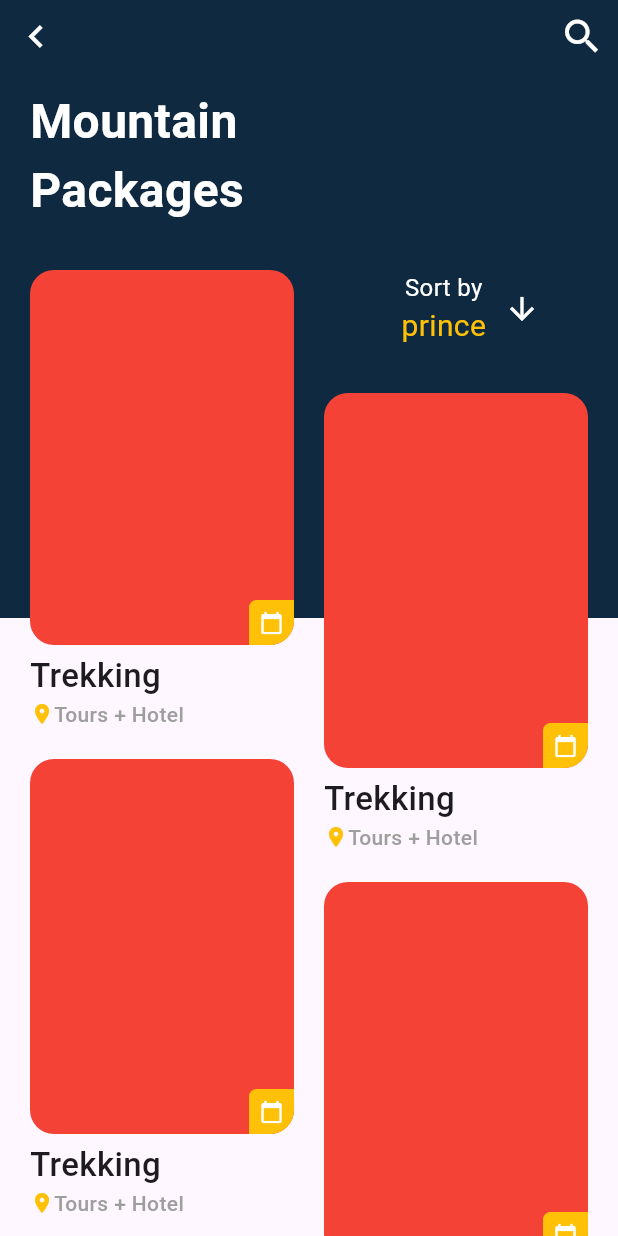
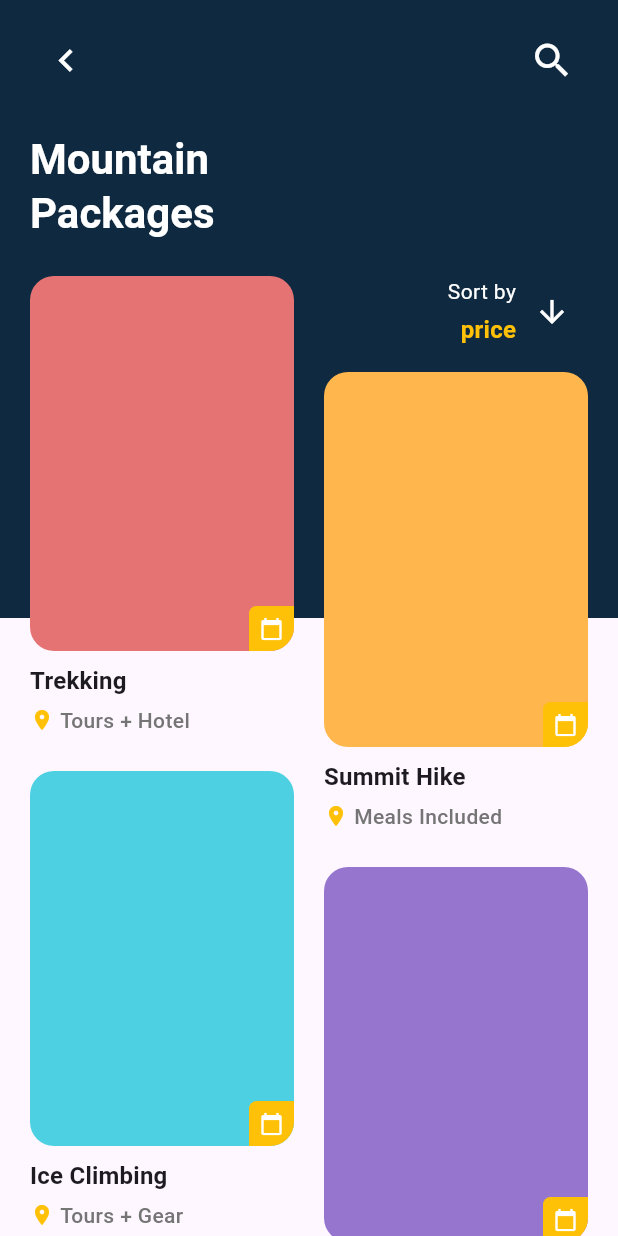
Before and after one commit to mn329/practice1, a Flutter app: the screen it shows after launch, on a phone screen of 412 x 824 dp. Run offline on Flutter 3.47's test engine with Material 3 defaults, Android fonts, the phone set to English and light mode, and no system bars.

Commit message:
refactor:リファクタリングを行って変更内容をREADMEにまとめた

```diff
--- a/lib/main.dart
+++ b/lib/main.dart
@@ -11,23 +11,13 @@ class MyApp extends StatelessWidget {
   @override
   Widget build(BuildContext context) {
     return MaterialApp(
-      title: 'Flutter Demo',
+      title: 'Mountain Packages',
       theme: ThemeData(
         colorScheme: ColorScheme.fromSeed(seedColor: Colors.deepPurple),
         useMaterial3: true,
       ),
-      home: const MyHomePage(),
+      debugShowCheckedModeBanner: false,
+      home: const HomeView(),
     );
   }
 }
-
-class MyHomePage extends StatelessWidget {
-  const MyHomePage({super.key});
-
-  @override
-  Widget build(BuildContext context) {
-    return MaterialApp(
-      home: home_view(),
-    );
-  }
-}
--- a/lib/view/home_view.dart
+++ b/lib/view/home_view.dart
@@ -1,120 +1,240 @@
 import 'package:flutter/material.dart';
 import 'package:practice1/widget/card_widget.dart';
 
-class home_view extends StatelessWidget {
-  const home_view({
-    super.key,
-  });
+class HomeView extends StatelessWidget {
+  const HomeView({super.key});
+
+  static const _packages = <_PackageData>[
+    _PackageData(
+      title: 'Trekking',
+      subtitle: 'Tours + Hotel',
+      bannerColor: Color(0xFFE57373),
+    ),
+    _PackageData(
+      title: 'Ice Climbing',
+      subtitle: 'Tours + Gear',
+      bannerColor: Color(0xFF4DD0E1),
+    ),
+    _PackageData(
+      title: 'Forest Camping',
+      subtitle: 'Guided Trails',
+      bannerColor: Color(0xFFAED581),
+    ),
+    _PackageData(
+      title: 'Summit Hike',
+      subtitle: 'Meals Included',
+      bannerColor: Color(0xFFFFB74D),
+    ),
+    _PackageData(
+      title: 'River Crossing',
+      subtitle: 'Tours + Safety Kit',
+      bannerColor: Color(0xFF9575CD),
+    ),
+    _PackageData(
+      title: 'Skyline Tour',
+      subtitle: 'Helicopter Ride',
+      bannerColor: Color(0xFFFF8A65),
+    ),
+  ];
 
   @override
   Widget build(BuildContext context) {
+    final theme = Theme.of(context);
+    final mediaQuery = MediaQuery.of(context);
+
     return Scaffold(
       body: Stack(
         children: [
-          Column(
-            children: [
-              Container(
-                width: double.infinity,
-                height: MediaQuery.of(context).size.height * 0.5,
+          Positioned(
+            top: 0,
+            left: 0,
+            right: 0,
+            height: mediaQuery.size.height * 0.5,
+            child: const DecoratedBox(
+              decoration: BoxDecoration(
                 color: Color(0xFF0F2940),
               ),
-            ],
             ),
-          SingleChildScrollView(
+          ),
+          SafeArea(
+            child: SingleChildScrollView(
+              padding: const EdgeInsets.symmetric(horizontal: 20, vertical: 16),
               child: Column(
                 crossAxisAlignment: CrossAxisAlignment.start,
                 children: [
-                SafeArea(
-                  child: Row(
-                    mainAxisAlignment: MainAxisAlignment.spaceBetween,
+                  const _ActionBar(),
+                  const SizedBox(height: 24),
+                  Text(
+                    'Mountain\nPackages',
+                    style: theme.textTheme.headlineMedium?.copyWith(
+                      color: Colors.white,
+                      fontWeight: FontWeight.bold,
+                    ),
+                  ),
+                  const SizedBox(height: 24),
+                  Row(
+                    crossAxisAlignment: CrossAxisAlignment.start,
                     children: [
-                      IconButton(
-                        icon: Icon(Icons.chevron_left,
-                            color: Colors.white, size: 30),
-                        onPressed: () {},
+                      Expanded(
+                        child: _PackageColumn(
+                          packages: _packages.sublist(0, 3),
                         ),
-                      IconButton(
-                        icon: Icon(Icons.search, color: Colors.white, size: 30),
-                        onPressed: () {},
+                      ),
+                      const SizedBox(width: 20),
+                      Expanded(
+                        child: Column(
+                          crossAxisAlignment: CrossAxisAlignment.stretch,
+                          children: [
+                            const _SortBar(),
+                            const SizedBox(height: 16),
+                            _PackageColumn(
+                              packages: _packages.sublist(3),
                             ),
                           ],
                         ),
                       ),
-                Padding(
-                  padding: const EdgeInsets.symmetric(
-                      horizontal: 20.0, vertical: 10.0),
-                  child: Text(
-                    'Mountain \nPackages',
-                    style: TextStyle(
-                      color: Colors.white,
-                      fontSize: 32,
-                      fontWeight: FontWeight.bold,
+                    ],
+                  ),
+                  const SizedBox(height: 24),
+                ],
               ),
             ),
           ),
-                Padding(
-                  padding: const EdgeInsets.all(20),
-                  child: Row(
+        ],
+      ),
+    );
+  }
+}
+
+class _PackageColumn extends StatelessWidget {
+  const _PackageColumn({
+    required this.packages,
+  });
+
+  final List<_PackageData> packages;
+
+  @override
+  Widget build(BuildContext context) {
+    return Column(
       crossAxisAlignment: CrossAxisAlignment.start,
       children: [
-                      Expanded(
-                        child: Column(
+        for (var i = 0; i < packages.length; i++) ...[
+          CardWidget(
+            title: packages[i].title,
+            subtitle: packages[i].subtitle,
+            bannerColor: packages[i].bannerColor,
+          ),
+          if (i != packages.length - 1) const SizedBox(height: 24),
+        ],
+      ],
+    );
+  }
+}
+
+class _ActionBar extends StatelessWidget {
+  const _ActionBar();
+
+  @override
+  Widget build(BuildContext context) {
+    return Row(
       mainAxisAlignment: MainAxisAlignment.spaceBetween,
       children: [
-                            card_widget(),
-                            card_widget(),
-                            card_widget(),
+        _ActionButton(
+          icon: Icons.chevron_left,
+          onPressed: () {},
+        ),
+        _ActionButton(
+          icon: Icons.search,
+          onPressed: () {},
+        ),
       ],
+    );
+  }
+}
+
+class _ActionButton extends StatelessWidget {
+  const _ActionButton({
+    required this.icon,
+    required this.onPressed,
+  });
+
+  final IconData icon;
+  final VoidCallback? onPressed;
+
+  @override
+  Widget build(BuildContext context) {
+    return IconButton(
+      onPressed: onPressed,
+      icon: Icon(
+        icon,
+        color: Colors.white,
+        size: 30,
       ),
-                      ),
-                      SizedBox(width: 20),
-                      Expanded(
-                        child: Column(
-                          mainAxisAlignment: MainAxisAlignment.spaceBetween,
-                          children: [
-                            Padding(
-                              padding:
-                                  const EdgeInsets.only(right: 20, bottom: 30),
-                              child: Row(
+      splashRadius: 24,
+      tooltip: icon == Icons.chevron_left ? 'Back' : 'Search',
+    );
+  }
+}
+
+class _SortBar extends StatelessWidget {
+  const _SortBar();
+
+  @override
+  Widget build(BuildContext context) {
+    final textTheme = Theme.of(context).textTheme;
+
+    return Row(
       mainAxisAlignment: MainAxisAlignment.end,
       children: [
         Column(
+          crossAxisAlignment: CrossAxisAlignment.end,
           children: [
             Text(
-                                        "Sort by",
-                                        style: TextStyle(
-                                            color: Colors.white, fontSize: 16),
+              'Sort by',
+              style: textTheme.bodyMedium?.copyWith(
+                    color: Colors.white,
+                  ) ??
+                  const TextStyle(
+                    color: Colors.white,
                   ),
+            ),
+            const SizedBox(height: 4),
             Text(
-                                        'prince',
-                                        style: TextStyle(
-                                            color: Colors.amber, fontSize: 20),
+              'price',
+              style: textTheme.titleMedium?.copyWith(
+                    color: Colors.amber,
+                    fontWeight: FontWeight.w600,
+                  ) ??
+                  const TextStyle(
+                    color: Colors.amber,
+                    fontSize: 20,
+                    fontWeight: FontWeight.w600,
+                  ),
             ),
           ],
         ),
         IconButton(
           onPressed: () {},
-                                      icon: Icon(
+          icon: const Icon(
             Icons.arrow_downward,
             color: Colors.white,
-                                      ))
-                                ],
           ),
-                            ),
-                            card_widget(),
-                            card_widget(),
-                            card_widget(),
-                          ],
-                        ),
+          splashRadius: 20,
+          tooltip: 'Change sort order',
         ),
       ],
-                  ),
-                )
-              ],
-            ),
-          )
-        ],
-      ),
     );
   }
 }
+
+class _PackageData {
+  const _PackageData({
+    required this.title,
+    required this.subtitle,
+    required this.bannerColor,
+  });
+
+  final String title;
+  final String subtitle;
+  final Color bannerColor;
+}
--- a/lib/widget/card_widget.dart
+++ b/lib/widget/card_widget.dart
@@ -1,12 +1,23 @@
 import 'package:flutter/material.dart';
 
-class card_widget extends StatelessWidget {
-  const card_widget({
+class CardWidget extends StatelessWidget {
+  const CardWidget({
+    required this.title,
+    required this.subtitle,
+    required this.bannerColor,
+    this.trailingIcon = Icons.calendar_today,
     super.key,
   });
 
+  final String title;
+  final String subtitle;
+  final Color bannerColor;
+  final IconData trailingIcon;
+
   @override
   Widget build(BuildContext context) {
+    final textTheme = Theme.of(context).textTheme;
+
     return Column(
       crossAxisAlignment: CrossAxisAlignment.start,
       children: [
@@ -15,7 +26,7 @@ class card_widget extends StatelessWidget {
             Container(
               height: 250,
               decoration: BoxDecoration(
-                color: Colors.red,
+                color: bannerColor,
                 borderRadius: BorderRadius.circular(16),
               ),
             ),
@@ -25,7 +36,7 @@ class card_widget extends StatelessWidget {
               child: Container(
                 height: 30,
                 width: 30,
-                decoration: BoxDecoration(
+                decoration: const BoxDecoration(
                   color: Colors.amber,
                   borderRadius: BorderRadius.only(
                     bottomRight: Radius.circular(16),
@@ -33,7 +44,7 @@ class card_widget extends StatelessWidget {
                   ),
                 ),
                 child: Icon(
-                  Icons.calendar_today,
+                  trailingIcon,
                   color: Colors.white,
                   size: 16,
                 ),
@@ -41,26 +52,39 @@ class card_widget extends StatelessWidget {
             ),
           ],
         ),
-        Padding(
-          padding: const EdgeInsets.only(top: 5),
-          child: const Text(
-            "Trekking",
-            style: TextStyle(fontSize: 22, fontWeight: FontWeight.w500),
-          ),
+        const SizedBox(height: 8),
+        Text(
+          title,
+          style: textTheme.titleMedium?.copyWith(
+                fontWeight: FontWeight.w600,
+              ) ??
+              const TextStyle(
+                fontSize: 22,
+                fontWeight: FontWeight.w600,
+              ),
         ),
-        Padding(
-          padding: const EdgeInsets.only(bottom: 20),
-          child: Row(
-            children: const [
-              Icon(Icons.location_on, color: Colors.amber, size: 16),
-              Text(
-                'Tours + Hotel',
-                style:
-                    TextStyle(color: Colors.grey, fontWeight: FontWeight.w500),
-              )
-            ],
-          ),
-        )
+        const SizedBox(height: 4),
+        Row(
+          children: [
+            const Icon(
+              Icons.location_on,
+              color: Colors.amber,
+              size: 16,
+            ),
+            const SizedBox(width: 4),
+            Text(
+              subtitle,
+              style: textTheme.bodyMedium?.copyWith(
+                    color: Colors.grey.shade600,
+                    fontWeight: FontWeight.w500,
+                  ) ??
+                  const TextStyle(
+                    color: Colors.grey,
+                    fontWeight: FontWeight.w500,
+                  ),
+            ),
+          ],
+        ),
       ],
     );
   }
```
Also changed, not shown: pubspec.lock, 5 other files. Lines whose indentation alone changed are shown as unchanged.
